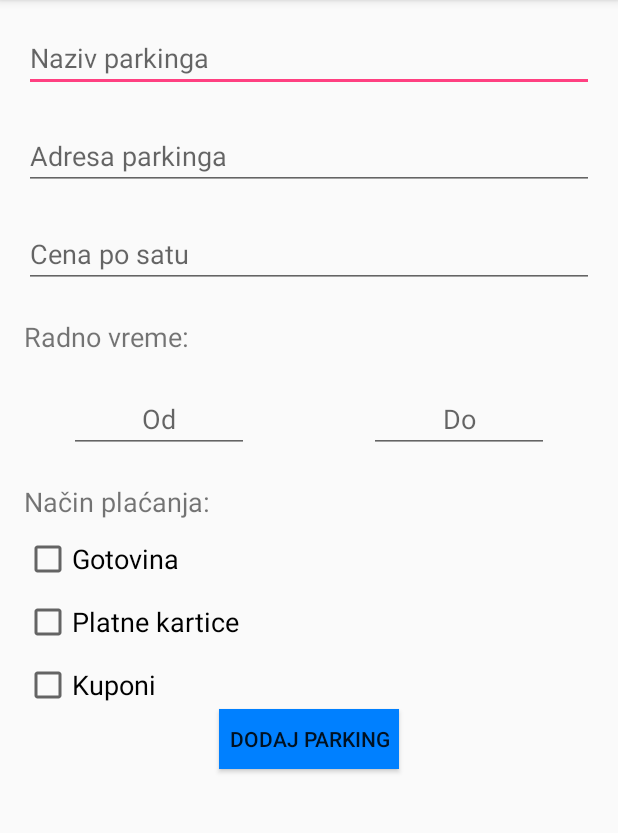
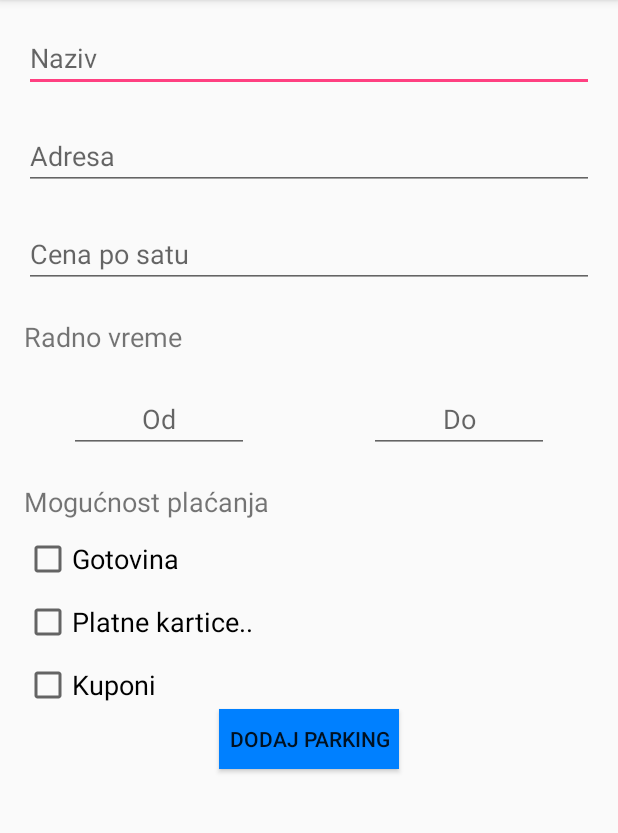
Before and after one commit to PMA2017/Tim12, an Android app: the AdminAddParkingActivity screen opened directly, with no data from a screen before it, on a phone screen of 412 x 824 dp, the part 84-917 px from its top. Run offline under Robolectric (Android 15) with nearby library versions, the phone set to English and light mode, and no system bars; libraries missing offline, so code that uses them is left out: com.android.datetimepicker.

Commit message:
Time picker-i na layoutu za dodavanje parkinga. Sredjeni hardkodirani stringovi.

```diff
--- a/ParkMe/app/src/main/java/com/example/parkingApp/parkme/AdminAddParkingActivity.java
+++ b/ParkMe/app/src/main/java/com/example/parkingApp/parkme/AdminAddParkingActivity.java
@@ -2,12 +2,85 @@ package com.example.parkingApp.parkme;
 
 import android.support.v7.app.AppCompatActivity;
 import android.os.Bundle;
+import android.view.MotionEvent;
+import android.view.View;
+import android.widget.Button;
+import android.widget.EditText;
 
-public class AdminAddParkingActivity extends AppCompatActivity {
+import com.android.datetimepicker.time.RadialPickerLayout;
+import com.android.datetimepicker.time.TimePickerDialog;
+
+import java.text.SimpleDateFormat;
+import java.util.Calendar;
+import java.util.Locale;
+
+public class AdminAddParkingActivity extends AppCompatActivity implements TimePickerDialog.OnTimeSetListener{
+
+    private static final String TIME_PATTERN = "HH:mm";
+    EditText workingHoursFrom;
+    EditText workingHoursTo;
+    private SimpleDateFormat timeFormat;
+    private Calendar calendar;
+    private Button addParking;
+    private int whichEditTextIsPressed;
 
     @Override
     protected void onCreate(Bundle savedInstanceState) {
         super.onCreate(savedInstanceState);
         setContentView(R.layout.activity_admin_add_parking);
+
+        workingHoursFrom = (EditText) findViewById(R.id.workingHours);
+        workingHoursTo = (EditText) findViewById(R.id.workingHoursTo);
+        calendar = Calendar.getInstance();
+        timeFormat = new SimpleDateFormat(TIME_PATTERN, Locale.getDefault());
+        addParking = (Button) findViewById(R.id.addParking);
+
+        workingHoursFrom.setOnClickListener(new View.OnClickListener() {
+            @Override
+            public void onClick(View view) {
+                TimePickerDialog.newInstance(AdminAddParkingActivity.this, calendar.get(Calendar.HOUR_OF_DAY),
+                        calendar.get(Calendar.MINUTE), true).show(getFragmentManager(), "timePicker");
+            }
+        });
+
+        workingHoursTo.setOnClickListener(new View.OnClickListener() {
+            @Override
+            public void onClick(View view) {
+                TimePickerDialog.newInstance(AdminAddParkingActivity.this, calendar.get(Calendar.HOUR_OF_DAY),
+                        calendar.get(Calendar.MINUTE), true).show(getFragmentManager(), "timePicker");
+            }
+        });
+
+        workingHoursFrom.setOnTouchListener(new View.OnTouchListener() {
+            @Override
+            public boolean onTouch(View view, MotionEvent motionEvent) {
+                whichEditTextIsPressed = 1;
+                return false;
+            }
+        });
+
+        workingHoursTo.setOnTouchListener(new View.OnTouchListener() {
+            @Override
+            public boolean onTouch(View view, MotionEvent motionEvent) {
+                whichEditTextIsPressed = 2;
+                return false;
+            }
+        });
+
+    }
+
+    @Override
+    public void onTimeSet(RadialPickerLayout view, int hourOfDay, int minute) {
+        calendar.set(Calendar.HOUR_OF_DAY, hourOfDay);
+        calendar.set(Calendar.MINUTE, minute);
+        String time = String.valueOf(calendar.get(Calendar.HOUR_OF_DAY)) + ":" + String.valueOf(calendar.get(Calendar.MINUTE)) + "h";
+
+        //provjera vremena
+
+        if(whichEditTextIsPressed == 1)
+            workingHoursFrom.setText(time);
+        else if(whichEditTextIsPressed == 2)
+            workingHoursTo.setText(time);
+
     }
 }
--- a/ParkMe/app/src/main/res/layout/activity_admin_add_parking.xml
+++ b/ParkMe/app/src/main/res/layout/activity_admin_add_parking.xml
@@ -14,7 +14,7 @@
         android:id="@+id/addName"
         android:layout_width="match_parent"
         android:layout_height="wrap_content"
-        android:hint="Naziv parkinga" />
+        android:hint="@string/parking_name" />
 
     <EditText
         android:id="@+id/addAddress"
@@ -22,7 +22,7 @@
         android:layout_height="wrap_content"
         android:layout_below="@id/addName"
         android:layout_marginTop="20dp"
-        android:hint="Adresa parkinga" />
+        android:hint="@string/parking_address" />
 
     <EditText
         android:id="@+id/addPrice"
@@ -30,7 +30,7 @@
         android:layout_height="wrap_content"
         android:layout_below="@id/addAddress"
         android:layout_marginTop="20dp"
-        android:hint="Cena po satu" />
+        android:hint="@string/price_per_hour" />
 
     <TextView
         android:id="@+id/time"
@@ -39,8 +39,8 @@
         android:layout_below="@+id/addPrice"
 
         android:layout_marginTop="20dp"
-        android:text="Radno vreme:"
-        android:textSize="18dp" />
+        android:text="@string/working_time"
+        android:textSize="18sp" />
 
     <EditText
         android:id="@+id/workingHours"
@@ -70,8 +70,8 @@
         android:layout_height="wrap_content"
         android:layout_below="@+id/workingHours"
         android:layout_marginTop="20dp"
-        android:text="Način plaćanja:"
-        android:textSize="18dp" />
+        android:text="@string/pay_way"
+        android:textSize="18sp" />
 
     <CheckBox
         android:id="@+id/cash"
@@ -79,8 +79,8 @@
         android:layout_height="wrap_content"
         android:layout_below="@id/payment"
         android:layout_marginTop="10dp"
-        android:text="Gotovina"
-        android:textSize="18dp" />
+        android:text="@string/cash"
+        android:textSize="18sp" />
 
     <CheckBox
         android:id="@+id/card"
@@ -88,8 +88,8 @@
         android:layout_height="wrap_content"
         android:layout_below="@id/cash"
         android:layout_marginTop="10dp"
-        android:text="Platne kartice"
-        android:textSize="18dp" />
+        android:text="@string/cards"
+        android:textSize="18sp" />
 
     <CheckBox
         android:id="@+id/kupon"
@@ -97,8 +97,8 @@
         android:layout_height="wrap_content"
         android:layout_below="@id/card"
         android:layout_marginTop="10dp"
-        android:text="Kuponi"
-        android:textSize="18dp" />
+        android:text="@string/coupons"
+        android:textSize="18sp" />
 
     <Button
         android:id="@+id/addParking"
@@ -107,7 +107,7 @@
         android:layout_below="@id/kupon"
         android:layout_centerInParent="true"
         android:background="@color/appName"
-        android:text="Dodaj parking" />
+        android:text="@string/add_parking" />
 
 
 </RelativeLayout>
--- a/ParkMe/app/src/main/res/layout/activity_main.xml
+++ b/ParkMe/app/src/main/res/layout/activity_main.xml
@@ -39,7 +39,7 @@
         android:layout_below="@id/app_name"
         android:layout_marginTop="10dp">
 
-        <AutoCompleteTextView
+        <EditText
             android:id="@+id/email"
             android:layout_width="match_parent"
             android:layout_height="wrap_content"
--- a/ParkMe/app/src/main/res/menu/bottom_navigation_menu.xml
+++ b/ParkMe/app/src/main/res/menu/bottom_navigation_menu.xml
@@ -17,6 +17,6 @@
         android:id="@+id/action_music"
         android:enabled="true"
         android:icon="@drawable/ic_action_duration"
-        android:title="@string/duration_action"
+        android:title="Dodaj novi parking"
         app:showAsAction="ifRoom" />
 </menu>
--- a/ParkMe/app/src/main/res/values/strings.xml
+++ b/ParkMe/app/src/main/res/values/strings.xml
@@ -37,11 +37,19 @@
     <string name="from_to">Od - Do</string>
     <string name="pay_way">Mogućnost plaćanja</string>
     <string name="pay">Gotovina, platne kartice..</string>
+    <string name="cash">Gotovina</string>
+    <string name="cards">Platne kartice..</string>
+    <string name="coupons">Kuponi</string>
     <string name="info">Dodatne informacije</string>
     <string name="reservation">Rezerviši mesto</string>
+    <string name="price_per_hour">Cena po satu</string>
+    <string name="working_time">Radno vreme</string>
+    <string name="add_parking">Dodaj parking</string>
 
     <string name="dropOffDate">Početak rezervacije</string>
     <string name="dropOffTime">Kraj rezervacije</string>
+    <string name="confirm_reservation">Potvrdi rezervaciju</string>
+
 
 
     <!-- TODO: Remove or change this placeholder text -->
```
Also changed, not shown: ParkMe/app/src/main/java/com/example/parkingApp/parkme/MainPageActivity.java (+26 -0 lines), ParkMe/app/src/main/java/com/example/parkingApp/parkme/ReservationActivity.java (+3 -5 lines), ParkMe/app/src/main/java/com/example/parkingApp/parkme/SignUpActivity.java (+13 -0 lines), ParkMe/app/src/main/res/layout/activity_reservation.xml (+5 -3 lines).
